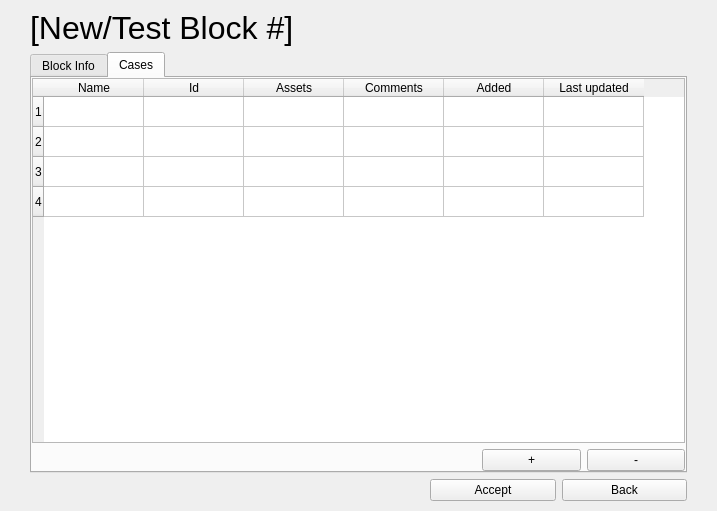
Qt form ui/form_block.ui (vazmasero/UAT-Tool) before a commit.
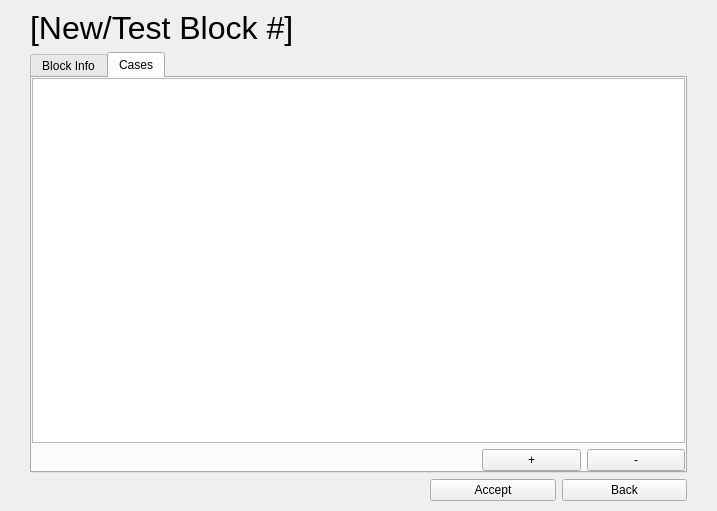
The same form after that commit. The open tabs and pages were chosen to show the change.

Commit message: Finalización de funcionalidad básica cases y steps

The edit to the form file:
```diff
--- a/ui/form_block.ui
+++ b/ui/form_block.ui
@@ -190,45 +190,7 @@
         <number>0</number>
        </property>
        <item>
-        <widget class="QTableWidget" name="tbl_cases">
-         <property name="rowCount">
-          <number>4</number>
-         </property>
-         <row/>
-         <row/>
-         <row/>
-         <row/>
-         <column>
-          <property name="text">
-           <string>Name</string>
-          </property>
-         </column>
-         <column>
-          <property name="text">
-           <string>Id</string>
-          </property>
-         </column>
-         <column>
-          <property name="text">
-           <string>Assets</string>
-          </property>
-         </column>
-         <column>
-          <property name="text">
-           <string>Comments</string>
-          </property>
-         </column>
-         <column>
-          <property name="text">
-           <string>Added</string>
-          </property>
-         </column>
-         <column>
-          <property name="text">
-           <string>Last updated</string>
-          </property>
-         </column>
-        </widget>
+        <widget class="QListView" name="tbl_cases"/>
        </item>
        <item>
         <layout class="QHBoxLayout" name="hlayout_btn_case">
```
Left out of the diff: 40 changed lines with no effect on the pictures. The commit also changes 9 other files.
